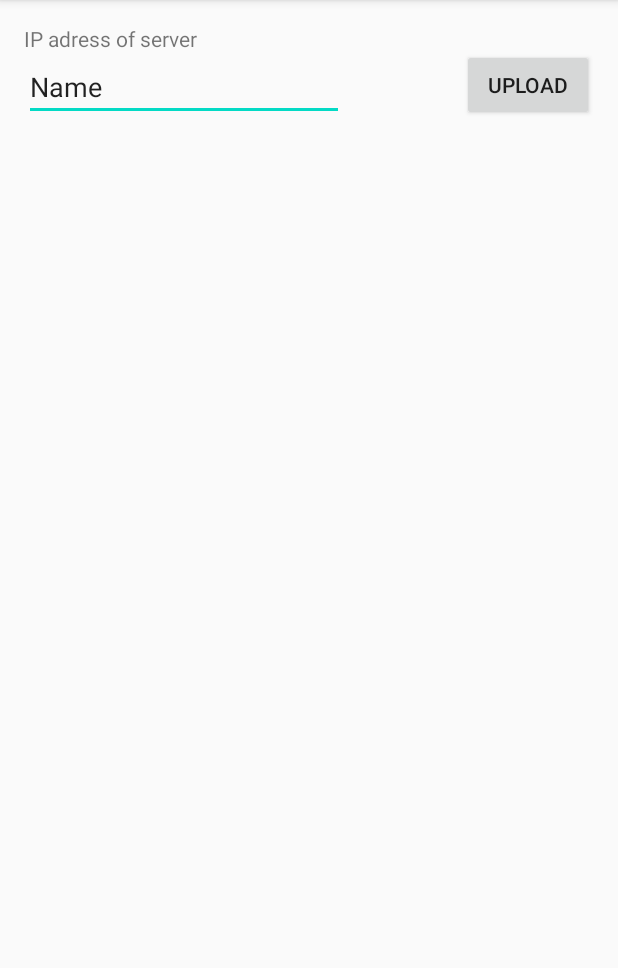
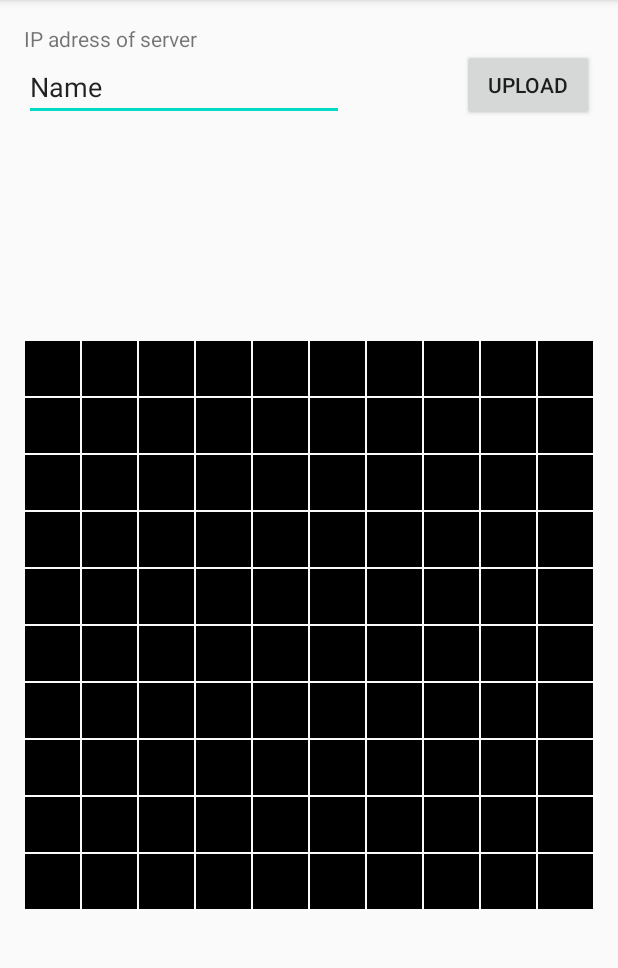
Before and after one commit to hahihohehe/ledmatrix, an Android app: the screen it shows after launch (MainActivity), on a phone screen of 412 x 824 dp, the part 84-1052 px from its top. Run offline under Robolectric (Android 15) with nearby library versions, the phone set to English and light mode, and no system bars; libraries missing offline, so code that uses them is left out: com.pes.androidmaterialcolorpickerdialog.

Commit message:
Android app now shows an editable matrix

```diff
--- a/LedControl/app/build.gradle
+++ b/LedControl/app/build.gradle
@@ -7,7 +7,7 @@ android {
 
     defaultConfig {
         applicationId "com.github.hahihohehe.ledmatrix.ledcontrol"
-        minSdkVersion 16
+        minSdkVersion 21
         targetSdkVersion 29
         versionCode 1
         versionName "1.0"
--- a/LedControl/app/src/main/AndroidManifest.xml
+++ b/LedControl/app/src/main/AndroidManifest.xml
@@ -9,7 +9,9 @@
         android:roundIcon="@mipmap/ic_launcher_round"
         android:supportsRtl="true"
         android:theme="@style/AppTheme">
-        <activity android:name=".MainActivity">
+        <activity
+            android:name=".MainActivity"
+            android:screenOrientation="portrait">
             <intent-filter>
                 <action android:name="android.intent.action.MAIN" />
 
--- /dev/null
+++ b/LedControl/app/src/main/java/com/github/hahihohehe/ledmatrix/ledcontrol/MatrixView.kt
@@ -0,0 +1,75 @@
+package com.github.hahihohehe.ledmatrix.ledcontrol
+
+import android.content.Context
+import android.graphics.Color
+import android.util.AttributeSet
+import android.view.View
+import android.view.ViewGroup
+import android.view.ViewTreeObserver.OnGlobalLayoutListener
+import android.widget.GridLayout
+import androidx.annotation.ColorInt
+
+
+class MatrixView @JvmOverloads
+constructor(context: Context, attrs: AttributeSet? = null, defStyleAttr: Int = 0) :
+    GridLayout(context, attrs, defStyleAttr) {
+    private val views: Array<Array<View>> = Array(10) { Array(10) { View(context) } }
+
+    init {
+        columnCount = 10
+        rowCount = 10
+        for (i in 0 until 10) {
+            for (j in 0 until 10) {
+                val pixelView = views[i][j]
+                val param = LayoutParams(
+                    spec(
+                        UNDEFINED, FILL, 1f
+                    ),
+                    spec(UNDEFINED, FILL, 1f)
+                )
+                param.height = 0
+                param.width = 0
+                param.setMargins(1, 1, 1, 1)
+                pixelView.layoutParams = param
+                pixelView.setBackgroundColor(Color.BLACK)
+                pixelView.setOnClickListener {
+                    if (onPixelClickedListerner != null)
+                        onPixelClickedListerner!!(i, j)
+                }
+                addView(pixelView)
+            }
+        }
+
+        viewTreeObserver.addOnGlobalLayoutListener(
+            object : OnGlobalLayoutListener {
+                override fun onGlobalLayout() {
+                    val pLength: Int
+                    val pWidth: Int = width
+                    val pHeight: Int = width
+
+                    //Set myGridLayout equal width and height
+                    pLength = if (pWidth >= pHeight) pHeight else pWidth
+                    val pParams: ViewGroup.LayoutParams = layoutParams
+                    pParams.width = pLength
+                    pParams.height = pLength
+                    layoutParams = pParams
+
+                    viewTreeObserver.removeOnGlobalLayoutListener(this)
+                }
+            })
+    }
+
+    var onPixelClickedListerner: ((Int, Int) -> Unit)? = null
+
+    fun setPixelColor(x: Int, y: Int, @ColorInt color: Int) {
+        views[x][y].setBackgroundColor(color)
+    }
+
+    fun setColors(colors: Array<Array<Int>>) {
+        for (i in 0 until 10) {
+            for (j in 0 until 10) {
+                views[i][j].setBackgroundColor(colors[i][j])
+            }
+        }
+    }
+}
--- a/LedControl/app/src/main/java/com/github/hahihohehe/ledmatrix/ledcontrol/ui/main/MainFragment.kt
+++ b/LedControl/app/src/main/java/com/github/hahihohehe/ledmatrix/ledcontrol/ui/main/MainFragment.kt
@@ -1,12 +1,15 @@
 package com.github.hahihohehe.ledmatrix.ledcontrol.ui.main
 
+import android.graphics.Color
 import android.os.Bundle
 import android.view.LayoutInflater
 import android.view.View
 import android.view.ViewGroup
 import androidx.fragment.app.Fragment
 import androidx.lifecycle.ViewModelProvider
+import com.github.hahihohehe.ledmatrix.ledcontrol.MatrixView
 import com.github.hahihohehe.ledmatrix.ledcontrol.R
+import com.pes.androidmaterialcolorpickerdialog.ColorPicker
 
 class MainFragment : Fragment() {
 
@@ -15,18 +18,34 @@ class MainFragment : Fragment() {
     }
 
     private lateinit var viewModel: MainViewModel
+    private lateinit var matrixView: MatrixView
 
     override fun onCreateView(
         inflater: LayoutInflater, container: ViewGroup?,
         savedInstanceState: Bundle?
     ): View {
-        return inflater.inflate(R.layout.main_fragment, container, false)
+        val view = inflater.inflate(R.layout.main_fragment, container, false)
+        matrixView = view.findViewById(R.id.matrixView)
+        matrixView.onPixelClickedListerner = { x, y ->
+            val color = viewModel.getColor(x, y)
+            val colorPicker = ColorPicker(
+                requireActivity(),
+                Color.red(color),
+                Color.green(color),
+                Color.blue(color)
+            )
+            colorPicker.show()
+            colorPicker.enableAutoClose()
+            colorPicker.setCallback { newColor -> viewModel.updateColor(x, y, newColor) }
+        }
+        return view
     }
 
     override fun onActivityCreated(savedInstanceState: Bundle?) {
         super.onActivityCreated(savedInstanceState)
         viewModel = ViewModelProvider(this).get(MainViewModel::class.java)
-        // TODO: Use the ViewModel
+        viewModel.colors.observe(viewLifecycleOwner,
+            { colors -> matrixView.setColors(colors) })
     }
 
 }
--- a/LedControl/app/src/main/java/com/github/hahihohehe/ledmatrix/ledcontrol/ui/main/MainViewModel.kt
+++ b/LedControl/app/src/main/java/com/github/hahihohehe/ledmatrix/ledcontrol/ui/main/MainViewModel.kt
@@ -1,7 +1,22 @@
 package com.github.hahihohehe.ledmatrix.ledcontrol.ui.main
 
+import android.graphics.Color
+import androidx.annotation.ColorInt
+import androidx.lifecycle.LiveData
+import androidx.lifecycle.MutableLiveData
 import androidx.lifecycle.ViewModel
 
 class MainViewModel : ViewModel() {
+    private val colorsSource: Array<Array<Int>> = Array(10) { Array(10) { Color.BLACK } }
+
+    val colors: LiveData<Array<Array<Int>>> = MutableLiveData(colorsSource)
+
+    fun updateColor(x: Int, y: Int, @ColorInt color: Int) {
+        colorsSource[x][y] = color
+        (colors as MutableLiveData).value = colorsSource
+    }
+
+    fun getColor(x: Int, y: Int) = colorsSource[x][y]
+
     // TODO: Implement the ViewModel
 }
--- a/LedControl/app/src/main/res/layout/main_fragment.xml
+++ b/LedControl/app/src/main/res/layout/main_fragment.xml
@@ -19,7 +19,7 @@
         app:layout_constraintTop_toTopOf="parent" />
 
     <EditText
-        android:id="@+id/editTextTextPersonName2"
+        android:id="@+id/etIpAddress"
         android:layout_width="wrap_content"
         android:layout_height="wrap_content"
         android:ems="10"
@@ -29,13 +29,26 @@
         app:layout_constraintTop_toBottomOf="@+id/textView" />
 
     <Button
-        android:id="@+id/button"
+        android:id="@+id/btnUpload"
         android:layout_width="wrap_content"
         android:layout_height="wrap_content"
         android:layout_marginEnd="16dp"
         android:layout_marginRight="16dp"
         android:text="Upload"
-        app:layout_constraintBottom_toBottomOf="@+id/editTextTextPersonName2"
+        app:layout_constraintBottom_toBottomOf="@+id/etIpAddress"
         app:layout_constraintEnd_toEndOf="parent" />
 
+    <com.github.hahihohehe.ledmatrix.ledcontrol.MatrixView
+        android:id="@+id/matrixView"
+        android:layout_width="0dp"
+        android:layout_height="wrap_content"
+        android:layout_marginStart="16dp"
+        android:layout_marginEnd="16dp"
+        android:layout_marginBottom="16dp"
+        app:layout_constraintBottom_toBottomOf="parent"
+        app:layout_constraintEnd_toEndOf="parent"
+        app:layout_constraintHorizontal_bias="0.0"
+        app:layout_constraintStart_toStartOf="parent"
+        app:layout_constraintTop_toBottomOf="@+id/etIpAddress" />
+
 </androidx.constraintlayout.widget.ConstraintLayout>
```
